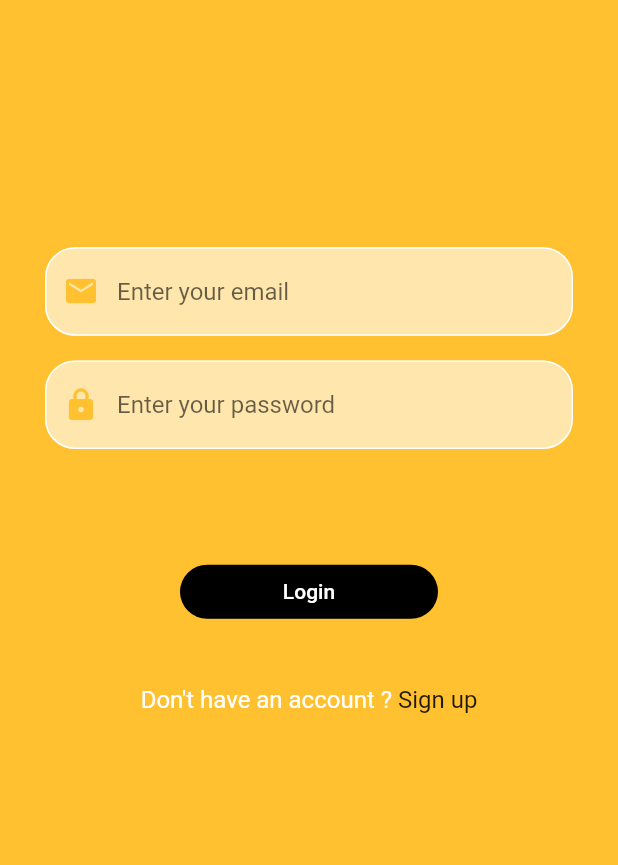
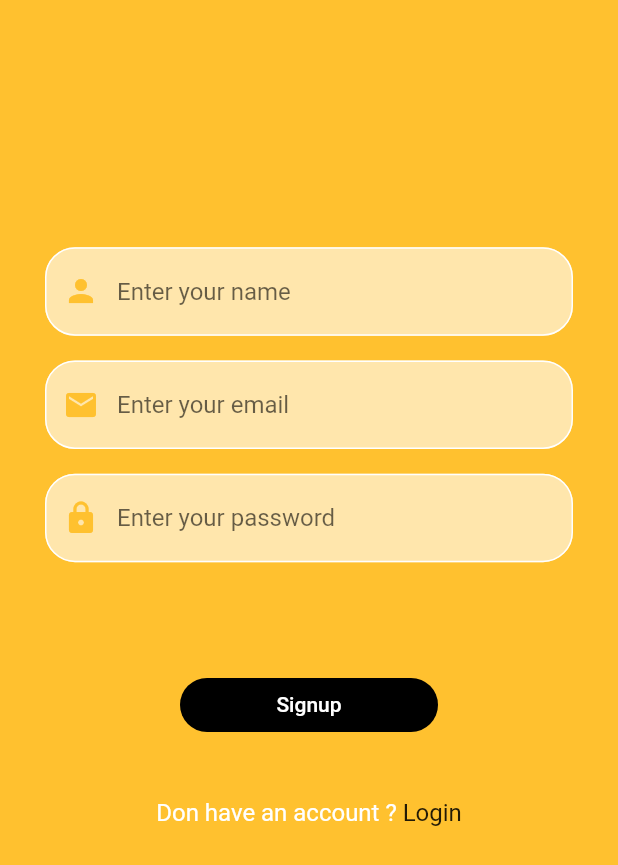
Before and after one commit to ranawageh/E-commerce, a Flutter app: the screen it shows after launch, after a tap on "Sign up", on a phone screen of 412 x 824 dp. Shown: the top 865 px of the screen. Run offline on Flutter 3.47's test engine with Material 2 defaults, Android fonts, the phone set to English and light mode, and no system bars; our stand-ins replace firebase_auth, google_sign_in; missing offline and left inert: extension_google_sign_in_as_googleapis_auth, google_sign_in_all; accounts and stored records are empty.

Commit message:
create firebase

```diff
--- a/lib/main.dart
+++ b/lib/main.dart
@@ -1,6 +1,11 @@
 import 'package:flutter/material.dart';
 import 'package:e_commerce/routes/login_screen.dart';
-//import 'package:e_commerce/routes/signup_screen.dart';
+import 'package:flutter/cupertino.dart';
+import 'package:e_commerce/routes/signup_screen.dart';
+import 'package:firebase_auth/firebase_auth.dart';
+import 'package:google_sign_in_all/google_sign_in_all.dart';
+import 'package:google_sign_in/google_sign_in.dart';
+import 'package:extension_google_sign_in_as_googleapis_auth/extension_google_sign_in_as_googleapis_auth.dart';
 
 void main() {
   runApp(MyApp());
@@ -16,7 +21,7 @@ class MyApp extends StatelessWidget {
       initialRoute: LoginScreen.id,
       routes:{
         LoginScreen.id:(context)=>LoginScreen(),
-      //  signup_screen.id:(context)=>signup_screen()
+        signup_screen.id:(context)=>signup_screen()
       } ,
     );
   }
--- a/lib/routes/login_screen.dart
+++ b/lib/routes/login_screen.dart
@@ -1,7 +1,12 @@
 import 'package:flutter/material.dart';
 import 'package:e_commerce/constance.dart';
+import 'package:flutter/cupertino.dart';
 import 'package:e_commerce/routes/signup_screen.dart';
 import 'package:e_commerce/widgets/Custom_TextField.dart';
+import 'package:firebase_auth/firebase_auth.dart';
+import 'package:google_sign_in_all/google_sign_in_all.dart';
+import 'package:google_sign_in/google_sign_in.dart';
+import 'package:extension_google_sign_in_as_googleapis_auth/extension_google_sign_in_as_googleapis_auth.dart';
 
 
 
@@ -62,7 +67,7 @@ class LoginScreen extends StatelessWidget {
                    ),
                   GestureDetector(
                      onTap: (){
-                       Navigator.pushNamed(context, SignupScreen.id);
+                       Navigator.pushNamed(context, signup_screen.id);
                      },
                      child: Text('Sign up',
                      style: TextStyle(
--- a/lib/routes/signup_screen.dart
+++ b/lib/routes/signup_screen.dart
@@ -1,9 +1,15 @@
 import 'package:flutter/material.dart' ;
 import 'package:e_commerce/constance.dart';
+import 'login_screen.dart';
+import 'package:flutter/cupertino.dart';
 import 'package:e_commerce/routes/login_screen.dart';
 import 'package:e_commerce/widgets/Custom_TextField.dart';
+import 'package:firebase_auth/firebase_auth.dart';
+import 'package:google_sign_in_all/google_sign_in_all.dart';
+import 'package:google_sign_in/google_sign_in.dart';
+import 'package:extension_google_sign_in_as_googleapis_auth/extension_google_sign_in_as_googleapis_auth.dart';
 
-class SignupScreen extends StatelessWidget {
+class signup_screen extends StatelessWidget {
     final GlobalKey<FormState> _globalkey= GlobalKey<FormState>();
     static String id ='signupScreen';
 
@@ -24,6 +30,9 @@ class SignupScreen extends StatelessWidget {
              CustomTextField(
                  hint: 'Enter your name',
                 icon: Icons.person,
+             ),
+              SizedBox(
+               height: height*.02,
              ),
              CustomTextField(
                 hint: 'Enter your email',
@@ -82,6 +91,7 @@ class SignupScreen extends StatelessWidget {
                    )
                  ],
                )
+
         ],
       ),
     ),
--- a/pubspec.yaml
+++ b/pubspec.yaml
@@ -28,6 +28,12 @@ dependencies:
   # The following adds the Cupertino Icons font to your application.
   # Use with the CupertinoIcons class for iOS style icons.
   cupertino_icons: ^1.0.1
+  firebase_auth: ^0.18.4+1
+  firebase_core: 0.5.3
+  google_sign_in: ^4.5.6
+  google_sign_in_all: ^0.0.3
+  extension_google_sign_in_as_googleapis_auth: ^1.0.1
+
 
 dev_dependencies:
   flutter_test:
```
Also changed, not shown: pubspec.lock, 4 other files.
